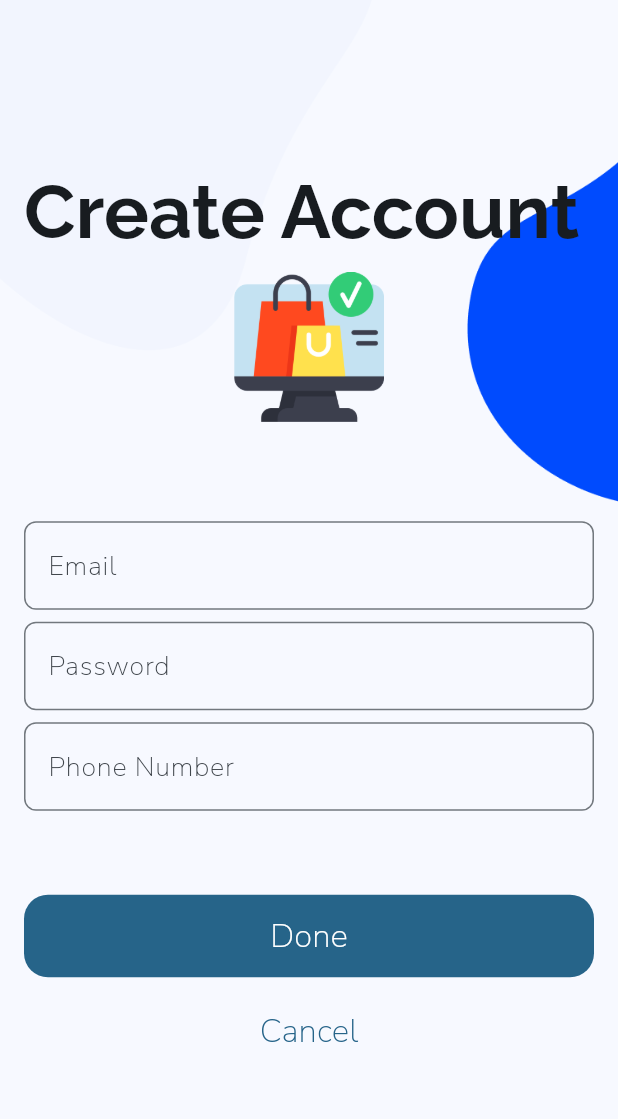
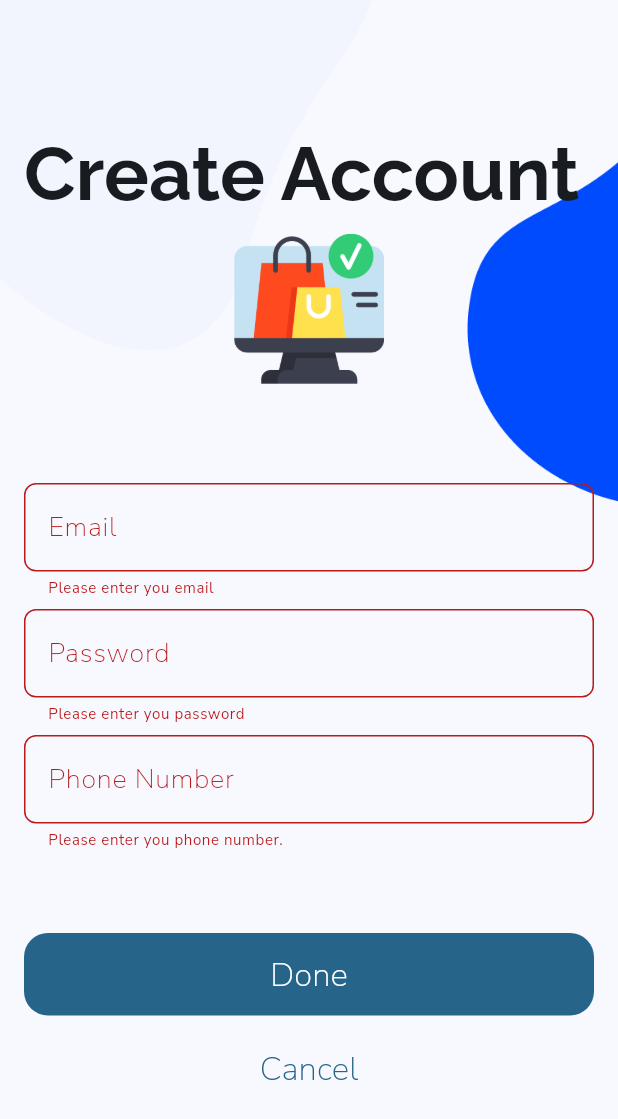
Before and after one commit to MI-Thierry/HermGen, a Flutter app: the CreateAccountPage screen opened directly, after a tap on "Done", on a phone screen of 412 x 824 dp. Shown: the top 1119 px of the screen. Run offline on Flutter 3.47's test engine with Material 3 defaults, Android fonts, the phone set to English and light mode, and no system bars; our stand-ins replace google_fonts.

Commit message:
Added form validation on create_account_page.dart

```diff
--- a/lib/create_account_page.dart
+++ b/lib/create_account_page.dart
@@ -1,8 +1,21 @@
 import 'package:flutter/material.dart';
 
-class CreateAccountPage extends StatelessWidget {
-  CreateAccountPage({super.key});
+class CreateAccountPage extends StatefulWidget {
+  const CreateAccountPage({super.key});
 
+  @override
+  State<StatefulWidget> createState() {
+    return _CreateAccountPageState();
+  }
+}
+
+class _CreateAccountPageState extends State<CreateAccountPage> {
+  final _validEmailRegex = r'^[a-zA-Z0-9._%+-]+@[a-zA-Z0-9.-]+\.[a-zA-Z]{2,}$';
+  final _strongPasswordRegex =
+      r"^(?=.*[a-z])(?=.*[A-Z])(?=.*\d)(?=.*[@\(\)!\%*?&]).{8,}$";
+  final _validPhoneRegex =
+      r"^\\s*(?:\\+?(\\d{1,3}))?[-. (]*(\\d{3})[-. )]*(\\d{3})[-. ]*(\\d{4})(?: *x(\\d+))?\\s*$";
+  final _formKey = GlobalKey<FormState>();
   final InputBorder _border = OutlineInputBorder(
     borderRadius: BorderRadius.circular(8),
   );
@@ -19,7 +32,7 @@ class CreateAccountPage extends StatelessWidget {
               spacing: 8,
               mainAxisAlignment: MainAxisAlignment.center,
               crossAxisAlignment: CrossAxisAlignment.stretch,
-              children: [
+              children: <Widget>[
                 Text(
                   'Create Account',
                   style: Theme.of(
@@ -28,14 +41,41 @@ class CreateAccountPage extends StatelessWidget {
                 ),
                 Image.asset('assets/logo.png', height: 100, width: 100),
                 SizedBox(height: 50),
-                TextField(
+                Form(
+                  key: _formKey,
+                  child: Column(
+                    spacing: 8,
+                    mainAxisAlignment: MainAxisAlignment.center,
+                    crossAxisAlignment: CrossAxisAlignment.stretch,
+                    children: <Widget>[
+                      TextFormField(
+                        validator: (email) {
+                          if (email == null || email.isEmpty) {
+                            return 'Please enter you email';
+                          } else if (!RegExp(
+                            _validEmailRegex,
+                          ).hasMatch(email)) {
+                            return 'Please enter a valid email address';
+                          }
+                          return null;
+                        },
                         keyboardType: TextInputType.emailAddress,
                         decoration: InputDecoration(
                           label: const Text('Email'),
                           border: _border,
                         ),
                       ),
-                TextField(
+                      TextFormField(
+                        validator: (password) {
+                          if (password == null || password.isEmpty) {
+                            return 'Please enter you password';
+                          } else if (!RegExp(
+                            _strongPasswordRegex,
+                          ).hasMatch(password)) {
+                            return 'Please use strong password.';
+                          }
+                          return null;
+                        },
                         keyboardType: TextInputType.visiblePassword,
                         obscureText: true,
                         decoration: InputDecoration(
@@ -43,7 +83,15 @@ class CreateAccountPage extends StatelessWidget {
                           border: _border,
                         ),
                       ),
-                TextField(
+                      TextFormField(
+                        validator: (phone) {
+                          if (phone == null || phone.isEmpty) {
+                            return 'Please enter you phone number.';
+                          } else if (RegExp(_validPhoneRegex).hasMatch(phone)) {
+                            return 'Please enter a valid phone number';
+                          }
+                          return null;
+                        },
                         keyboardType: TextInputType.phone,
                         decoration: InputDecoration(
                           label: const Text('Phone Number'),
@@ -52,17 +100,30 @@ class CreateAccountPage extends StatelessWidget {
                       ),
                       SizedBox(height: 40),
                       FilledButton(
-                  onPressed: () {},
+                        onPressed: () {
+                          if (_formKey.currentState!.validate()) {
+                            ScaffoldMessenger.of(context).showSnackBar(
+                              const SnackBar(
+                                content: Text('Processing the data.'),
+                              ),
+                            );
+                          }
+                        },
 
                         style: FilledButton.styleFrom(
                           shape: RoundedRectangleBorder(
                             borderRadius: BorderRadiusGeometry.circular(16),
                           ),
                           textStyle: Theme.of(context).textTheme.labelLarge,
-                    backgroundColor: Theme.of(context).colorScheme.primary,
-                    padding: EdgeInsets.symmetric(horizontal: 20, vertical: 12),
+                          backgroundColor: Theme.of(
+                            context,
+                          ).colorScheme.primary,
+                          padding: EdgeInsets.symmetric(
+                            horizontal: 20,
+                            vertical: 12,
                           ),
-                  child: Text('Done'),
+                        ),
+                        child: const Text('Done'),
                       ),
                       TextButton(
                         onPressed: () {
@@ -73,9 +134,15 @@ class CreateAccountPage extends StatelessWidget {
                             borderRadius: BorderRadiusGeometry.circular(16),
                           ),
                           textStyle: Theme.of(context).textTheme.labelLarge,
-                    padding: EdgeInsets.symmetric(horizontal: 20, vertical: 12),
+                          padding: EdgeInsets.symmetric(
+                            horizontal: 20,
+                            vertical: 12,
+                          ),
                         ),
                         child: const Text('Cancel'),
+                      ),
+                    ],
+                  ),
                 ),
               ],
             ),
```
Lines whose indentation alone changed are shown as unchanged.
